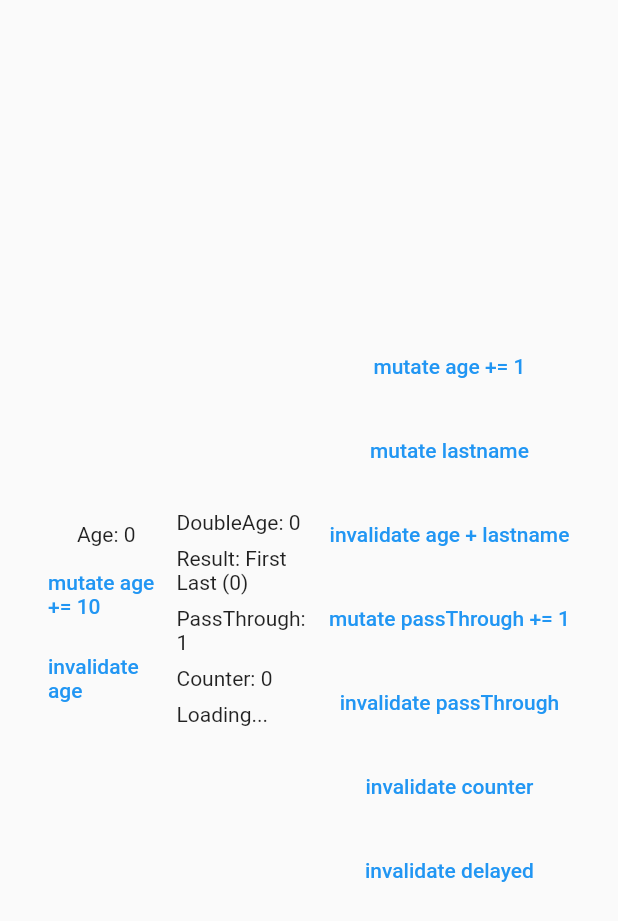
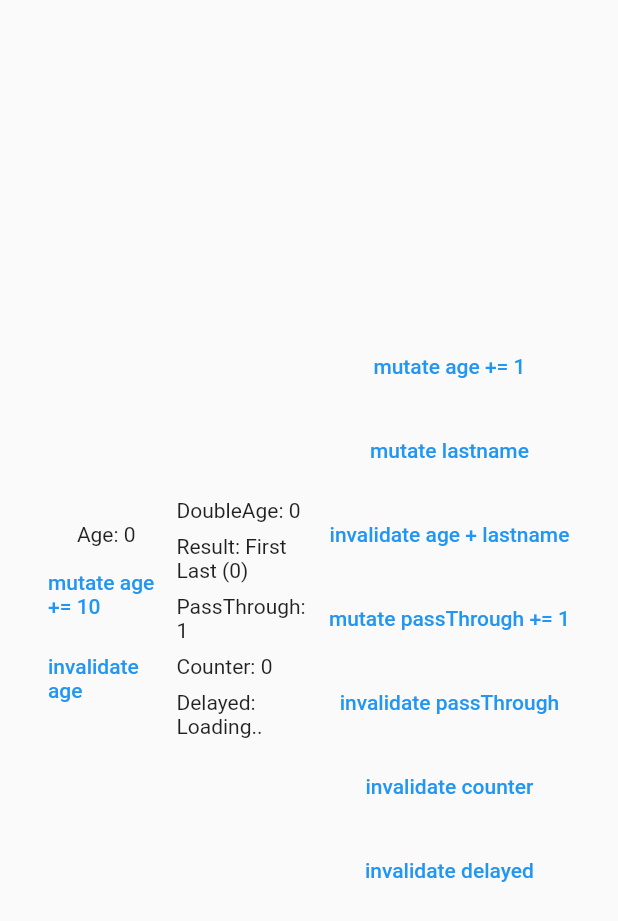
Before and after one commit to venbrinoDev/coil, a Flutter app: the screen it shows after launch, on a phone screen of 412 x 824 dp. Shown: the top 921 px of the screen. Run offline on Flutter 3.47's test engine with Material 2 defaults, Android fonts, the phone set to English and light mode, and no system bars.

Commit message:
Future-2

```diff
--- a/coli_flutter_example/lib/main.dart
+++ b/coli_flutter_example/lib/main.dart
@@ -32,7 +32,37 @@ final counter = Coil((Ref<int> ref) {
   return 0;
 });
 
-final delayed = Coil<AsyncSnapshot<int>>((ref) {
+// final delayed = Coil<AsyncSnapshot<int>>((ref) {
+//   final value = ref.mutateSelf((value) {
+//     if (value != null && value.hasData) {
+//       return value.inState(ConnectionState.waiting);
+//     }
+//
+//     return null;
+//   });
+//
+//   Future.delayed(const Duration(seconds: 3)).then((value) {
+//     ref.mutateSelf((value) {
+//       return AsyncSnapshot<int>.withData(
+//         ConnectionState.done,
+//         Random().nextInt(100),
+//       );
+//     });
+//   });
+//
+//   return value ?? const AsyncSnapshot<int>.waiting();
+// });
+
+final delayed = FutureCoil((ref) async {
+  return Future.delayed(
+    const Duration(seconds: 3),
+    () => Random().nextInt(100),
+  );
+});
+
+final class FutureCoil<T> extends Coil<AsyncSnapshot<T>> {
+  FutureCoil(Future<T> Function(Ref<AsyncSnapshot<T>> ref) factory)
+      : super((ref) {
           final value = ref.mutateSelf((value) {
             if (value != null && value.hasData) {
               return value.inState(ConnectionState.waiting);
@@ -41,17 +71,18 @@ final delayed = Coil<AsyncSnapshot<int>>((ref) {
             return null;
           });
 
-  Future.delayed(const Duration(seconds: 3)).then((value) {
-    ref.mutateSelf((value) {
-      return AsyncSnapshot<int>.withData(
+          factory(ref).then(
+            (result) => ref.mutateSelf(
+              (_) => AsyncSnapshot<T>.withData(
                 ConnectionState.done,
-        Random().nextInt(100),
+                result,
+              ),
+            ),
           );
+
+          return value ?? AsyncSnapshot<T>.waiting();
         });
-  });
-
-  return value ?? const AsyncSnapshot<int>.waiting();
-});
+}
 
 void main() {
   runApp(const CoilScope(child: MainApp()));
@@ -118,12 +149,12 @@ class MainApp extends StatelessWidget {
                       Builder(builder: (context) {
                         final state = context.get(delayed);
                         if (state.hasData && state.connectionState == ConnectionState.waiting) {
-                          return Text('Refreshing... (${state.requireData})');
+                          return Text('Delayed: Refreshing... (${state.requireData})');
                         } else if (state.hasData) {
-                          return Text(state.requireData.toString());
+                          return Text('Delayed: ${state.requireData}');
                         }
 
-                        return const Text('Loading...');
+                        return const Text('Delayed: Loading..');
                       }),
                     ],
                   ),
```
Lines whose indentation alone changed are shown as unchanged.
